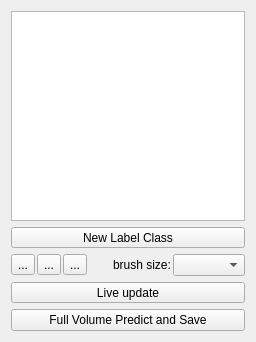
The window that ilastik/applets/pixelClassification/labelingDrawer.ui (ilastik/ilastik) describes before a commit, drawn with Qt 5.
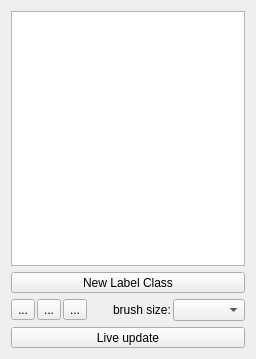
The same window after the commit. Icons and pictures are not drawn. Custom widgets are drawn as their Qt base class.

Commit message: PixelClassification: Removed 'Full Volume Save and Predict' feature.

Diff of the .ui file:
```diff
--- a/ilastik/applets/pixelClassification/labelingDrawer.ui
+++ b/ilastik/applets/pixelClassification/labelingDrawer.ui
@@ -7,7 +7,7 @@
     <x>0</x>
     <y>0</y>
     <width>256</width>
-    <height>342</height>
+    <height>359</height>
    </rect>
   </property>
   <property name="sizePolicy">
@@ -157,16 +157,6 @@
      </property>
     </widget>
    </item>
-   <item>
-    <widget class="QPushButton" name="savePredictionsButton">
-     <property name="toolTip">
-      <string>Compute predictions for your entire dataset (all images) and save the project</string>
-     </property>
-     <property name="text">
-      <string>Full Volume Predict and Save</string>
-     </property>
-    </widget>
-   </item>
   </layout>
  </widget>
  <customwidgets>
```
The commit also changes 4 other files.
